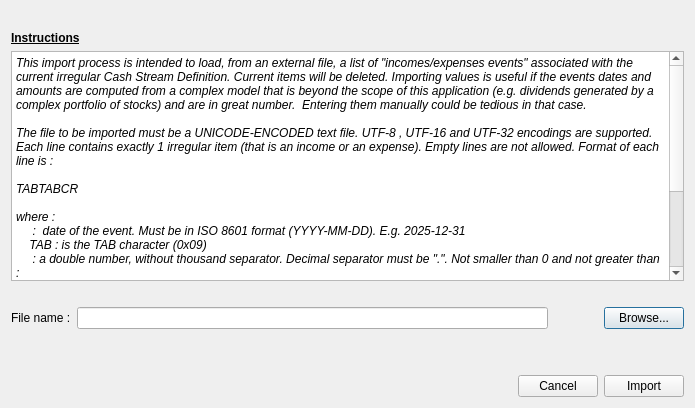
Above: src/loadirregulartextfiledialog.ui from redmoon1945/gbp before the change. Below: the same form after it.
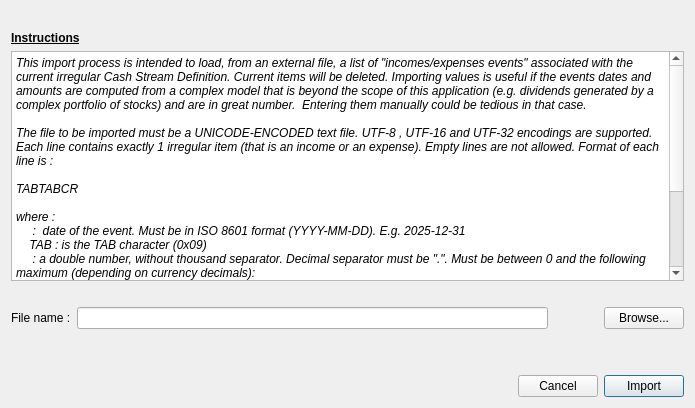
That is the form after the change.

```diff
--- a/src/loadirregulartextfiledialog.ui
+++ b/src/loadirregulartextfiledialog.ui
@@ -68,13 +68,13 @@
 where :
     &lt;date&gt; :  date of the event. Must be in ISO 8601 format (YYYY-MM-DD). E.g. 2025-12-31
     TAB : is the TAB character (0x09)
-    &lt;amount&gt; : a double number, without thousand separator. Decimal separator must be &quot;.&quot;. Not smaller than 0 and not greater than :
-         999,999,999,999,999   for currencies with 0 decimals (e.g. Yen)
-         99,999,999,999,999.9  for currencies with 1 decimal
-         9,999,999,999,999.99  for currencies with 2 decimals
-         999,999,999,999.999  for currencies with 3 decimals
+    &lt;amount&gt; : a double number, without thousand separator. Decimal separator must be &quot;.&quot;. Must be between 0 and the following maximum (depending on currency decimals):
+         999 999 999 999 999   for currencies with 0 decimals (e.g. Yen)
+         99 999 999 999 999.9  for currencies with 1 decimal
+         9 999 999 999 999.99  for currencies with 2 decimals
+         999 999 999 999.999  for currencies with 3 decimals
     &lt;notes&gt; : a brief description of this item. Max 100 characters. Note that this field is OPTIONAL. 
-   CR : carriage return characgter (\n )
+   CR : carriage return character (\n )
 
 All imported items will be tagged as &quot;active&quot;, meaning they will be considered for the cashflow curve.</string>
        </property>
@@ -134,6 +134,9 @@
          <property name="text">
           <string>Browse...</string>
          </property>
+         <property name="autoDefault">
+          <bool>false</bool>
+         </property>
         </widget>
        </item>
       </layout>
@@ -183,6 +186,12 @@
        <property name="text">
         <string>Import</string>
        </property>
+       <property name="autoDefault">
+        <bool>false</bool>
+       </property>
+       <property name="default">
+        <bool>true</bool>
+       </property>
       </widget>
      </item>
     </layout>
```
Left out of the diff: 3 changed lines with no effect on the pictures.
